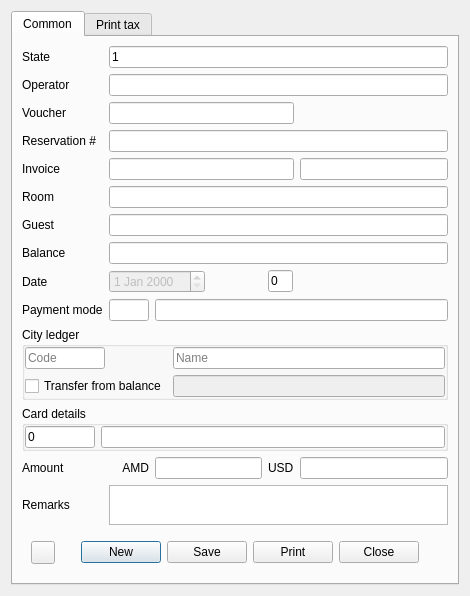
Before: the Qt Designer form Resort/dlgadvanceentry.ui in End1-1/Resort, drawn with Qt 5.
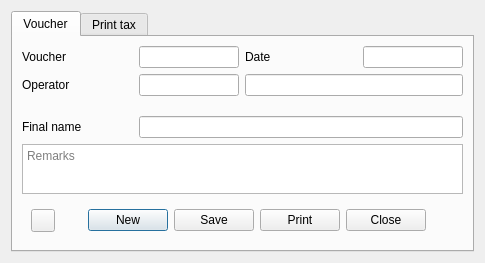
After: the same form once the commit is applied. Icons and pictures are not drawn. Custom widgets are drawn as their Qt base class.

Diff of the .ui file:
```diff
--- a/Resort/dlgadvanceentry.ui
+++ b/Resort/dlgadvanceentry.ui
@@ -6,8 +6,8 @@
    <rect>
     <x>0</x>
     <y>0</y>
-    <width>470</width>
-    <height>546</height>
+    <width>485</width>
+    <height>250</height>
    </rect>
   </property>
   <property name="sizePolicy">
@@ -30,76 +30,106 @@
      </property>
      <widget class="QWidget" name="tab">
       <attribute name="title">
-       <string>Common</string>
+       <string>Voucher</string>
       </attribute>
-      <layout class="QHBoxLayout" name="horizontalLayout_2">
-       <item>
-        <layout class="QGridLayout" name="gridLayout">
-         <item row="12" column="1">
-          <widget class="QLabel" name="label_12">
-           <property name="text">
-            <string>AMD</string>
-           </property>
-           <property name="alignment">
-            <set>Qt::AlignRight|Qt::AlignTrailing|Qt::AlignVCenter</set>
-           </property>
-          </widget>
-         </item>
-         <item row="6" column="1" colspan="5">
-          <widget class="EQLineEdit" name="leGuest">
-           <property name="focusPolicy">
-            <enum>Qt::NoFocus</enum>
+      <layout class="QGridLayout" name="gridLayout_2">
+       <item row="3" column="0" colspan="4">
+        <widget class="WPaymentDetails" name="wPayment" native="true"/>
+       </item>
+       <item row="1" column="1">
+        <widget class="EQLineEdit" name="leUser">
+         <property name="maximumSize">
+          <size>
+           <width>100</width>
+           <height>16777215</height>
+          </size>
            </property>
            <property name="readOnly">
             <bool>true</bool>
            </property>
-          </widget>
-         </item>
-         <item row="7" column="1" colspan="5">
-          <widget class="EQLineEdit" name="leBalance">
-           <property name="focusPolicy">
-            <enum>Qt::NoFocus</enum>
-           </property>
-           <property name="readOnly">
-            <bool>true</bool>
-           </property>
-          </widget>
-         </item>
-         <item row="12" column="0">
-          <widget class="QLabel" name="label_6">
-           <property name="text">
-            <string>Amount</string>
-           </property>
-          </widget>
-         </item>
-         <item row="12" column="2" colspan="2">
-          <widget class="EQLineEdit" name="leAmount">
            <property name="Field" stdset="0">
             <string>f_amount</string>
            </property>
           </widget>
          </item>
-         <item row="2" column="1" colspan="4">
-          <widget class="EQLineEdit" name="leVaucher"/>
-         </item>
-         <item row="4" column="0">
-          <widget class="QLabel" name="label_11">
+       <item row="0" column="0">
+        <widget class="QLabel" name="label_2">
            <property name="text">
-            <string>Invoice</string>
+          <string>Voucher</string>
            </property>
           </widget>
          </item>
-         <item row="8" column="0">
-          <widget class="QLabel" name="label_4">
+       <item row="0" column="1">
+        <widget class="EQLineEdit" name="leVoucher">
+         <property name="maximumSize">
+          <size>
+           <width>100</width>
+           <height>16777215</height>
+          </size>
+         </property>
+         <property name="readOnly">
+          <bool>true</bool>
+         </property>
+        </widget>
+       </item>
+       <item row="0" column="3">
+        <widget class="EDateEdit" name="deDate">
+         <property name="maximumSize">
+          <size>
+           <width>100</width>
+           <height>16777215</height>
+          </size>
+         </property>
+         <property name="readOnly">
+          <bool>true</bool>
+         </property>
+        </widget>
+       </item>
+       <item row="1" column="2" colspan="2">
+        <widget class="EQLineEdit" name="leUsername">
+         <property name="readOnly">
+          <bool>true</bool>
+         </property>
+        </widget>
+       </item>
+       <item row="6" column="0" colspan="4">
+        <widget class="QPlainTextEdit" name="teRemarks">
+         <property name="maximumSize">
+          <size>
+           <width>16777215</width>
+           <height>50</height>
+          </size>
+         </property>
+         <property name="placeholderText">
+          <string>Remarks</string>
+         </property>
+        </widget>
+       </item>
+       <item row="0" column="2">
+        <widget class="QLabel" name="label_3">
            <property name="text">
             <string>Date</string>
            </property>
           </widget>
          </item>
-         <item row="4" column="5">
-          <widget class="QLineEdit" name="leTCVoucher"/>
-         </item>
-         <item row="14" column="0" colspan="6">
+       <item row="1" column="0">
+        <widget class="QLabel" name="lbOperator">
+         <property name="text">
+          <string>Operator</string>
+         </property>
+        </widget>
+       </item>
+       <item row="4" column="0">
+        <widget class="QLabel" name="label">
+         <property name="text">
+          <string>Final name</string>
+         </property>
+        </widget>
+       </item>
+       <item row="2" column="0" colspan="4">
+        <widget class="WGuestInvoice" name="wInvoice" native="true"/>
+       </item>
+       <item row="7" column="0" colspan="4">
           <widget class="QWidget" name="widget" native="true">
            <layout class="QHBoxLayout" name="horizontalLayout">
             <item>
@@ -170,322 +200,12 @@
            </layout>
           </widget>
          </item>
-         <item row="9" column="0">
-          <widget class="QLabel" name="label_5">
-           <property name="text">
-            <string>Payment mode</string>
-           </property>
-          </widget>
-         </item>
-         <item row="8" column="1" colspan="2">
-          <widget class="EQDateEdit" name="deDate">
-           <property name="enabled">
-            <bool>false</bool>
-           </property>
-           <property name="focusPolicy">
-            <enum>Qt::NoFocus</enum>
-           </property>
-           <property name="Field" stdset="0">
-            <string>f_date</string>
-           </property>
-          </widget>
-         </item>
-         <item row="2" column="0">
-          <widget class="QLabel" name="label_10">
-           <property name="text">
-            <string>Voucher</string>
-           </property>
-          </widget>
-         </item>
-         <item row="8" column="4">
-          <widget class="EQLineEdit" name="lineEdit">
-           <property name="maximumSize">
-            <size>
-             <width>25</width>
-             <height>16777215</height>
-            </size>
-           </property>
-           <property name="text">
-            <string>0</string>
-           </property>
-           <property name="Field" stdset="0">
-            <string>f_canceled</string>
-           </property>
-          </widget>
-         </item>
-         <item row="0" column="0">
-          <widget class="QLabel" name="lbState">
-           <property name="text">
-            <string>State</string>
-           </property>
-          </widget>
-         </item>
-         <item row="3" column="0">
-          <widget class="QLabel" name="label_2">
-           <property name="text">
-            <string>Reservation #</string>
-           </property>
-          </widget>
-         </item>
-         <item row="13" column="0">
-          <widget class="QLabel" name="label_7">
-           <property name="text">
-            <string>Remarks</string>
-           </property>
-          </widget>
-         </item>
-         <item row="11" column="0" colspan="6">
-          <widget class="QGroupBox" name="grCard">
-           <property name="enabled">
-            <bool>true</bool>
-           </property>
-           <property name="title">
-            <string>Card details</string>
-           </property>
-           <layout class="QGridLayout" name="gridLayout_2">
-            <property name="leftMargin">
-             <number>0</number>
-            </property>
-            <property name="topMargin">
-             <number>0</number>
-            </property>
-            <property name="rightMargin">
-             <number>0</number>
-            </property>
-            <property name="bottomMargin">
-             <number>0</number>
-            </property>
-            <item row="0" column="0">
-             <widget class="EQLineEdit" name="leCardCode">
-              <property name="enabled">
-               <bool>true</bool>
-              </property>
-              <property name="maximumSize">
-               <size>
-                <width>70</width>
-                <height>16777215</height>
-               </size>
-              </property>
-              <property name="text">
-               <string>0</string>
-              </property>
-              <property name="Field" stdset="0">
-               <string>f_card</string>
-              </property>
-             </widget>
-            </item>
-            <item row="0" column="1" colspan="2">
-             <widget class="EQLineEdit" name="leCardName">
-              <property name="enabled">
-               <bool>true</bool>
-              </property>
-              <property name="focusPolicy">
-               <enum>Qt::NoFocus</enum>
-              </property>
+       <item row="4" column="1" colspan="3">
+        <widget class="EQLineEdit" name="leFinalName">
               <property name="readOnly">
                <bool>true</bool>
               </property>
              </widget>
-            </item>
-           </layout>
-          </widget>
-         </item>
-         <item row="9" column="2" colspan="4">
-          <widget class="EQLineEdit" name="lePaymentName">
-           <property name="focusPolicy">
-            <enum>Qt::NoFocus</enum>
-           </property>
-           <property name="readOnly">
-            <bool>true</bool>
-           </property>
-          </widget>
-         </item>
-         <item row="5" column="0">
-          <widget class="QLabel" name="label_8">
-           <property name="text">
-            <string>Room</string>
-           </property>
-          </widget>
-         </item>
-         <item row="1" column="1" colspan="5">
-          <widget class="EQLineEdit" name="leUser">
-           <property name="Field" stdset="0">
-            <string>f_user</string>
-           </property>
-          </widget>
-         </item>
-         <item row="9" column="1">
-          <widget class="EQLineEdit" name="lePaymentCode">
-           <property name="maximumSize">
-            <size>
-             <width>40</width>
-             <height>16777215</height>
-            </size>
-           </property>
-           <property name="Field" stdset="0">
-            <string>f_paymentMode</string>
-           </property>
-          </widget>
-         </item>
-         <item row="4" column="1" colspan="4">
-          <widget class="EQLineEdit" name="leInvoice">
-           <property name="readOnly">
-            <bool>true</bool>
-           </property>
-          </widget>
-         </item>
-         <item row="3" column="1" colspan="5">
-          <widget class="EQLineEdit" name="leReserveId">
-           <property name="readOnly">
-            <bool>true</bool>
-           </property>
-           <property name="Field" stdset="0">
-            <string>f_reservation</string>
-           </property>
-           <property name="ShowButton" stdset="0">
-            <bool>true</bool>
-           </property>
-          </widget>
-         </item>
-         <item row="12" column="4">
-          <widget class="QLabel" name="label_13">
-           <property name="text">
-            <string>USD</string>
-           </property>
-          </widget>
-         </item>
-         <item row="13" column="1" colspan="5">
-          <widget class="EQTextEdit" name="teRemarks">
-           <property name="maximumSize">
-            <size>
-             <width>16777215</width>
-             <height>40</height>
-            </size>
-           </property>
-           <property name="Field" stdset="0">
-            <string>f_remarks</string>
-           </property>
-          </widget>
-         </item>
-         <item row="1" column="0">
-          <widget class="QLabel" name="lbOperator">
-           <property name="text">
-            <string>Operator</string>
-           </property>
-          </widget>
-         </item>
-         <item row="6" column="0">
-          <widget class="QLabel" name="label_3">
-           <property name="text">
-            <string>Guest</string>
-           </property>
-          </widget>
-         </item>
-         <item row="12" column="5">
-          <widget class="EQLineEdit" name="leAmountUSD">
-           <property name="focusPolicy">
-            <enum>Qt::NoFocus</enum>
-           </property>
-           <property name="readOnly">
-            <bool>true</bool>
-           </property>
-           <property name="Field" stdset="0">
-            <string>f_amountUSD</string>
-           </property>
-          </widget>
-         </item>
-         <item row="0" column="1" colspan="5">
-          <widget class="EQLineEdit" name="leState">
-           <property name="focusPolicy">
-            <enum>Qt::NoFocus</enum>
-           </property>
-           <property name="text">
-            <string>1</string>
-           </property>
-           <property name="Field" stdset="0">
-            <string>f_state</string>
-           </property>
-          </widget>
-         </item>
-         <item row="5" column="1" colspan="5">
-          <widget class="EQLineEdit" name="leRoom">
-           <property name="readOnly">
-            <bool>true</bool>
-           </property>
-          </widget>
-         </item>
-         <item row="7" column="0">
-          <widget class="QLabel" name="label_9">
-           <property name="text">
-            <string>Balance</string>
-           </property>
-          </widget>
-         </item>
-         <item row="10" column="0" colspan="6">
-          <widget class="QGroupBox" name="grCityLedger">
-           <property name="title">
-            <string>City ledger</string>
-           </property>
-           <layout class="QGridLayout" name="gridLayout_3">
-            <property name="leftMargin">
-             <number>0</number>
-            </property>
-            <property name="topMargin">
-             <number>0</number>
-            </property>
-            <property name="rightMargin">
-             <number>0</number>
-            </property>
-            <property name="bottomMargin">
-             <number>0</number>
-            </property>
-            <item row="0" column="1">
-             <widget class="EQLineEdit" name="leCityLedgerCode">
-              <property name="maximumSize">
-               <size>
-                <width>80</width>
-                <height>16777215</height>
-               </size>
-              </property>
-              <property name="placeholderText">
-               <string>Code</string>
-              </property>
-              <property name="Field" stdset="0">
-               <string>f_cityLedger</string>
-              </property>
-             </widget>
-            </item>
-            <item row="0" column="2">
-             <widget class="EQLineEdit" name="leCityLedgerName">
-              <property name="focusPolicy">
-               <enum>Qt::NoFocus</enum>
-              </property>
-              <property name="readOnly">
-               <bool>true</bool>
-              </property>
-              <property name="placeholderText">
-               <string>Name</string>
-              </property>
-             </widget>
-            </item>
-            <item row="1" column="1">
-             <widget class="QCheckBox" name="chUserFromBalance">
-              <property name="text">
-               <string>Transfer from balance</string>
-              </property>
-             </widget>
-            </item>
-            <item row="1" column="2">
-             <widget class="EQDoubleEdit" name="leCLbalance">
-              <property name="enabled">
-               <bool>false</bool>
-              </property>
-             </widget>
-            </item>
-           </layout>
-          </widget>
-         </item>
-        </layout>
        </item>
       </layout>
      </widget>
@@ -575,19 +295,21 @@
    </slots>
   </customwidget>
   <customwidget>
-   <class>EQDateEdit</class>
-   <extends>QDateEdit</extends>
-   <header location="global">eqdateedit.h</header>
-  </customwidget>
-  <customwidget>
-   <class>EQDoubleEdit</class>
+   <class>EDateEdit</class>
    <extends>QLineEdit</extends>
    <header location="global">eqdoubleedit.h</header>
   </customwidget>
   <customwidget>
-   <class>EQTextEdit</class>
-   <extends>QTextEdit</extends>
-   <header location="global">eqtextedit.h</header>
+   <class>WGuestInvoice</class>
+   <extends>QWidget</extends>
+   <header location="global">wguestinvoice.h</header>
+   <container>1</container>
+  </customwidget>
+  <customwidget>
+   <class>WPaymentDetails</class>
+   <extends>QWidget</extends>
+   <header location="global">wpaymentdetails.h</header>
+   <container>1</container>
   </customwidget>
  </customwidgets>
  <resources>
```
Left out of the diff: 4 changed lines with no effect on the pictures. Lines whose indentation alone changed are shown as unchanged.
